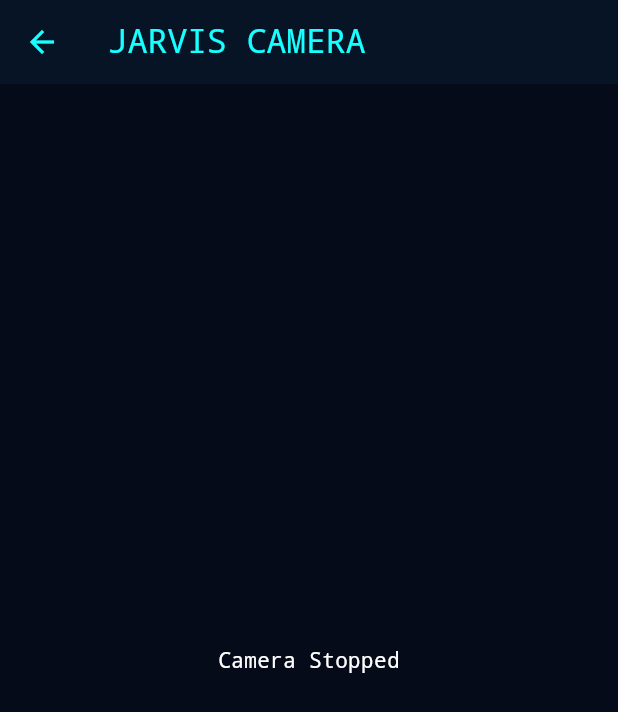
After one commit to punmesh27-crypto/jarvis-assistant-, a Flutter app: the CameraScreen screen opened directly, after a tap on "STOP CAMERA", on a phone screen of 412 x 824 dp. The commit adds this screen. Shown: the top 712 px of the screen. Run offline on Flutter 3.47's test engine with Material 3 defaults, Android fonts, the phone set to English and light mode, and no system bars; our stand-ins replace camera, flutter_tts, speech_to_text.

Commit message:
Add JARVIS camera interaction screen

```diff
--- /dev/null
+++ b/lib/screens/camera_screen.dart
@@ -0,0 +1,142 @@
+import 'package:camera/camera.dart';
+import 'package:flutter/material.dart';
+
+class CameraScreen extends StatefulWidget {
+  const CameraScreen({super.key});
+
+  @override
+  State<CameraScreen> createState() => _CameraScreenState();
+}
+
+class _CameraScreenState extends State<CameraScreen> {
+  CameraController? _controller;
+  bool _isInitializing = true;
+  String? _error;
+
+  @override
+  void initState() {
+    super.initState();
+    _startCamera();
+  }
+
+  Future<void> _startCamera() async {
+    try {
+      final cameras = await availableCameras();
+
+      if (cameras.isEmpty) {
+        throw Exception('No camera found on this device.');
+      }
+
+      final frontCamera = cameras.where(
+        (camera) => camera.lensDirection == CameraLensDirection.front,
+      );
+
+      final selectedCamera =
+          frontCamera.isNotEmpty ? frontCamera.first : cameras.first;
+
+      final controller = CameraController(
+        selectedCamera,
+        ResolutionPreset.medium,
+        enableAudio: false,
+      );
+
+      await controller.initialize();
+
+      if (!mounted) {
+        await controller.dispose();
+        return;
+      }
+
+      setState(() {
+        _controller = controller;
+        _isInitializing = false;
+      });
+    } catch (e) {
+      if (!mounted) return;
+
+      setState(() {
+        _error = e.toString();
+        _isInitializing = false;
+      });
+    }
+  }
+
+  Future<void> _stopCamera() async {
+    await _controller?.dispose();
+
+    if (!mounted) return;
+
+    setState(() {
+      _controller = null;
+    });
+  }
+
+  @override
+  void dispose() {
+    _controller?.dispose();
+    super.dispose();
+  }
+
+  @override
+  Widget build(BuildContext context) {
+    final controller = _controller;
+
+    return Scaffold(
+      backgroundColor: const Color(0xFF050B18),
+      appBar: AppBar(
+        backgroundColor: const Color(0xFF071426),
+        foregroundColor: Colors.cyanAccent,
+        title: const Text('JARVIS CAMERA'),
+      ),
+      body: Center(
+        child: _isInitializing
+            ? const CircularProgressIndicator(
+                color: Colors.cyanAccent,
+              )
+            : _error != null
+                ? Padding(
+                    padding: const EdgeInsets.all(24),
+                    child: Text(
+                      'Camera Error:\n$_error',
+                      textAlign: TextAlign.center,
+                      style: const TextStyle(color: Colors.redAccent),
+                    ),
+                  )
+                : controller == null
+                    ? const Text(
+                        'Camera Stopped',
+                        style: TextStyle(color: Colors.white),
+                      )
+                    : Column(
+                        children: [
+                          const SizedBox(height: 20),
+                          const Text(
+                            'CAMERA SYSTEM ACTIVE',
+                            style: TextStyle(
+                              color: Colors.cyanAccent,
+                              letterSpacing: 2,
+                            ),
+                          ),
+                          const SizedBox(height: 20),
+                          Expanded(
+                            child: Center(
+                              child: AspectRatio(
+                                aspectRatio: controller.value.aspectRatio,
+                                child: CameraPreview(controller),
+                              ),
+                            ),
+                          ),
+                          Padding(
+                            padding: const EdgeInsets.all(24),
+                            child: ElevatedButton.icon(
+                              onPressed: _stopCamera,
+                              icon: const Icon(Icons.stop),
+                              label: const Text('STOP CAMERA'),
+                            ),
+                          ),
+                        ],
+                      ),
+      ),
+    );
+  }
+}
--- a/lib/screens/home_screen.dart
+++ b/lib/screens/home_screen.dart
@@ -3,6 +3,7 @@ import '../theme/app_theme.dart';
 import '../widgets/jarvis_orb.dart';
 import '../widgets/hologram_interface.dart';
 import 'chat_screen.dart';
+import 'camera_screen.dart';
 
 class HomeScreen extends StatefulWidget {
   const HomeScreen({super.key});
@@ -84,6 +85,23 @@ class _HomeScreenState extends State<HomeScreen> {
                 },
               ),
             ),
+            Padding(
+              padding: const EdgeInsets.symmetric(horizontal: 32),
+              child: SizedBox(
+                width: double.infinity,
+                child: OutlinedButton.icon(
+                  icon: const Icon(Icons.camera_alt),
+                  label: const Text("CAMERA INTERACTION"),
+                  onPressed: () {
+                    Navigator.of(context).push(
+                      MaterialPageRoute(
+                        builder: (_) => const CameraScreen(),
+                      ),
+                    );
+                  },
+                ),
+              ),
+            ),
             const SizedBox(height: 20),
             Padding(
               padding: const EdgeInsets.symmetric(
```
